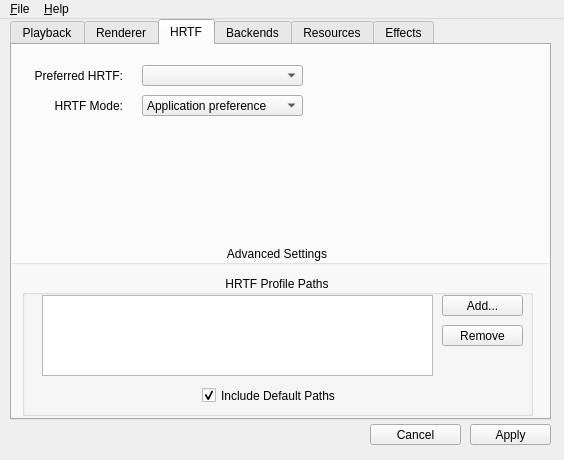
Old version of the form utils/alsoft-config/mainwindow.ui in the repository kcat/openal-soft.
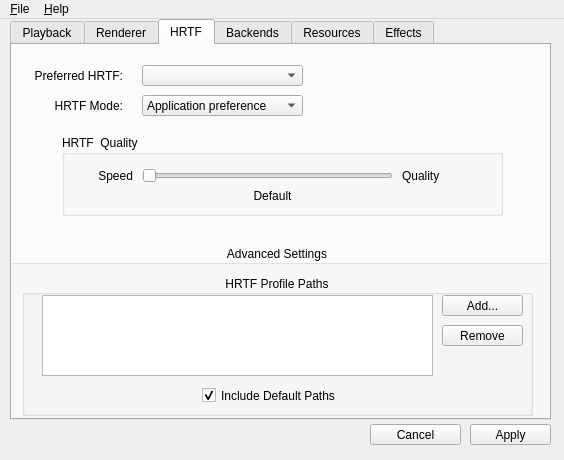
New version of the form. The open tabs and pages were chosen to show the change. Icons and pictures are not drawn.

Commit message: Add a setting for hrtf-mode to alsoft-config

Patch:
```diff
--- a/utils/alsoft-config/mainwindow.ui
+++ b/utils/alsoft-config/mainwindow.ui
@@ -1122,6 +1122,77 @@
        <string>The default HRTF to use if the application doesn't request one.</string>
       </property>
      </widget>
+     <widget class="QGroupBox" name="groupBox_9">
+      <property name="geometry">
+       <rect>
+        <x>50</x>
+        <y>90</y>
+        <width>441</width>
+        <height>81</height>
+       </rect>
+      </property>
+      <property name="title">
+       <string>HRTF  Quality</string>
+      </property>
+      <widget class="QLabel" name="label_31">
+       <property name="geometry">
+        <rect>
+         <x>20</x>
+         <y>30</y>
+         <width>51</width>
+         <height>21</height>
+        </rect>
+       </property>
+       <property name="text">
+        <string>Speed</string>
+       </property>
+       <property name="alignment">
+        <set>Qt::AlignRight|Qt::AlignTrailing|Qt::AlignVCenter</set>
+       </property>
+      </widget>
+      <widget class="QLabel" name="label_32">
+       <property name="geometry">
+        <rect>
+         <x>340</x>
+         <y>30</y>
+         <width>51</width>
+         <height>21</height>
+        </rect>
+       </property>
+       <property name="text">
+        <string>Quality</string>
+       </property>
+      </widget>
+      <widget class="QSlider" name="hrtfqualitySlider">
+       <property name="geometry">
+        <rect>
+         <x>80</x>
+         <y>30</y>
+         <width>251</width>
+         <height>21</height>
+        </rect>
+       </property>
+       <property name="orientation">
+        <enum>Qt::Horizontal</enum>
+       </property>
+      </widget>
+      <widget class="QLabel" name="hrtfqualityLabel">
+       <property name="geometry">
+        <rect>
+         <x>50</x>
+         <y>50</y>
+         <width>321</width>
+         <height>21</height>
+        </rect>
+       </property>
+       <property name="text">
+        <string>Default</string>
+       </property>
+       <property name="alignment">
+        <set>Qt::AlignCenter</set>
+       </property>
+      </widget>
+     </widget>
     </widget>
     <widget class="QWidget" name="tab">
      <attribute name="title">
```
The commit also changes 2 other files.
